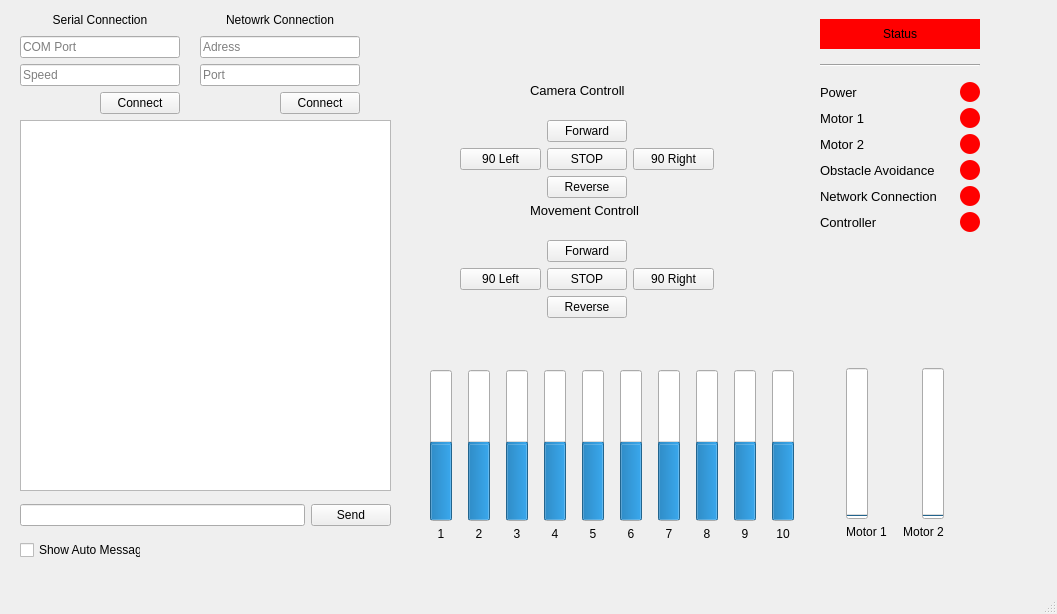
Old version of the form mainwindow.ui in the repository HelpfulRobotics/QT-ControllerApplication.
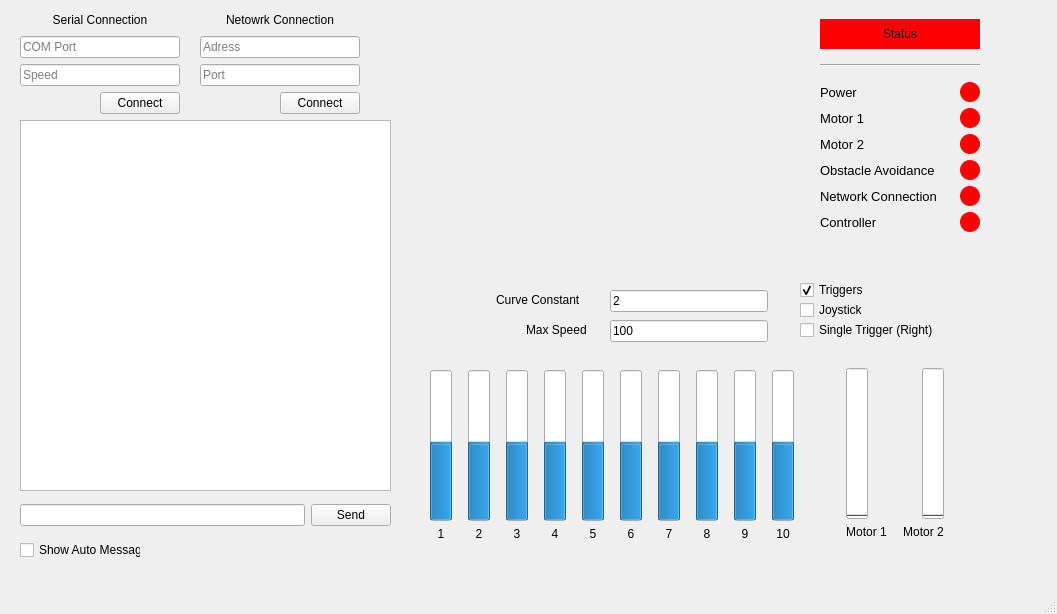
New version of the form.

```diff
--- a/mainwindow.ui
+++ b/mainwindow.ui
@@ -451,136 +451,6 @@
      </item>
     </layout>
    </widget>
-   <widget class="QWidget" name="gridLayoutWidget">
-    <property name="geometry">
-     <rect>
-      <x>460</x>
-      <y>240</y>
-      <width>254</width>
-      <height>80</height>
-     </rect>
-    </property>
-    <layout class="QGridLayout" name="gridLayout_3">
-     <item row="1" column="1">
-      <widget class="QPushButton" name="Button_Move_Reverse_2">
-       <property name="text">
-        <string>STOP</string>
-       </property>
-      </widget>
-     </item>
-     <item row="1" column="2">
-      <widget class="QPushButton" name="Button_Move_Right">
-       <property name="text">
-        <string>90 Right</string>
-       </property>
-      </widget>
-     </item>
-     <item row="2" column="1">
-      <widget class="QPushButton" name="Button_Move_Reverse">
-       <property name="text">
-        <string>Reverse</string>
-       </property>
-      </widget>
-     </item>
-     <item row="0" column="1">
-      <widget class="QPushButton" name="Button_Move_Forward">
-       <property name="text">
-        <string>Forward</string>
-       </property>
-      </widget>
-     </item>
-     <item row="1" column="0">
-      <widget class="QPushButton" name="Button_Move_Right_2">
-       <property name="text">
-        <string>90 Left</string>
-       </property>
-      </widget>
-     </item>
-    </layout>
-   </widget>
-   <widget class="QLabel" name="statusLight_Network_2">
-    <property name="geometry">
-     <rect>
-      <x>530</x>
-      <y>200</y>
-      <width>130</width>
-      <height>20</height>
-     </rect>
-    </property>
-    <property name="font">
-     <font>
-      <pointsize>10</pointsize>
-     </font>
-    </property>
-    <property name="text">
-     <string>Movement Controll</string>
-    </property>
-   </widget>
-   <widget class="QWidget" name="gridLayoutWidget_2">
-    <property name="geometry">
-     <rect>
-      <x>460</x>
-      <y>120</y>
-      <width>254</width>
-      <height>80</height>
-     </rect>
-    </property>
-    <layout class="QGridLayout" name="gridLayout_6">
-     <item row="1" column="1">
-      <widget class="QPushButton" name="Button_Move_Reverse_5">
-       <property name="text">
-        <string>STOP</string>
-       </property>
-      </widget>
-     </item>
-     <item row="1" column="2">
-      <widget class="QPushButton" name="Button_Move_Right_5">
-       <property name="text">
-        <string>90 Right</string>
-       </property>
-      </widget>
-     </item>
-     <item row="2" column="1">
-      <widget class="QPushButton" name="Button_Move_Reverse_6">
-       <property name="text">
-        <string>Reverse</string>
-       </property>
-      </widget>
-     </item>
-     <item row="0" column="1">
-      <widget class="QPushButton" name="Button_Move_Forward_3">
-       <property name="text">
-        <string>Forward</string>
-       </property>
-      </widget>
-     </item>
-     <item row="1" column="0">
-      <widget class="QPushButton" name="Button_Move_Right_6">
-       <property name="text">
-        <string>90 Left</string>
-       </property>
-      </widget>
-     </item>
-    </layout>
-   </widget>
-   <widget class="QLabel" name="statusLight_Network_3">
-    <property name="geometry">
-     <rect>
-      <x>530</x>
-      <y>80</y>
-      <width>130</width>
-      <height>20</height>
-     </rect>
-    </property>
-    <property name="font">
-     <font>
-      <pointsize>10</pointsize>
-     </font>
-    </property>
-    <property name="text">
-     <string>Camera Controll</string>
-    </property>
-   </widget>
    <widget class="QCheckBox" name="checkBox_AutoMessageShow">
     <property name="geometry">
      <rect>
@@ -978,6 +848,140 @@
      </item>
     </layout>
    </widget>
+   <widget class="QLineEdit" name="maxSpeedInput">
+    <property name="geometry">
+     <rect>
+      <x>610</x>
+      <y>320</y>
+      <width>158</width>
+      <height>22</height>
+     </rect>
+    </property>
+    <property name="acceptDrops">
+     <bool>false</bool>
+    </property>
+    <property name="text">
+     <string>100</string>
+    </property>
+    <property name="readOnly">
+     <bool>false</bool>
+    </property>
+    <property name="placeholderText">
+     <string>Adress</string>
+    </property>
+   </widget>
+   <widget class="QCheckBox" name="xCotrollerCheck">
+    <property name="geometry">
+     <rect>
+      <x>800</x>
+      <y>280</y>
+      <width>141</width>
+      <height>20</height>
+     </rect>
+    </property>
+    <property name="text">
+     <string>Triggers</string>
+    </property>
+    <property name="checked">
+     <bool>true</bool>
+    </property>
+   </widget>
+   <widget class="QCheckBox" name="xCotrollerCheck_Joystick">
+    <property name="geometry">
+     <rect>
+      <x>800</x>
+      <y>300</y>
+      <width>141</width>
+      <height>20</height>
+     </rect>
+    </property>
+    <property name="text">
+     <string>Joystick</string>
+    </property>
+    <property name="checkable">
+     <bool>false</bool>
+    </property>
+    <property name="checked">
+     <bool>false</bool>
+    </property>
+   </widget>
+   <widget class="QCheckBox" name="xCotrollerCheck_SingleTrigger">
+    <property name="geometry">
+     <rect>
+      <x>800</x>
+      <y>320</y>
+      <width>141</width>
+      <height>20</height>
+     </rect>
+    </property>
+    <property name="text">
+     <string>Single Trigger (Right)</string>
+    </property>
+    <property name="checked">
+     <bool>false</bool>
+    </property>
+   </widget>
+   <widget class="QLabel" name="label_16">
+    <property name="geometry">
+     <rect>
+      <x>526</x>
+      <y>320</y>
+      <width>71</width>
+      <height>20</height>
+     </rect>
+    </property>
+    <property name="text">
+     <string>Max Speed</string>
+    </property>
+   </widget>
+   <widget class="QLabel" name="label_19">
+    <property name="geometry">
+     <rect>
+      <x>496</x>
+      <y>290</y>
+      <width>101</width>
+      <height>20</height>
+     </rect>
+    </property>
+    <property name="text">
+     <string>Curve Constant</string>
+    </property>
+   </widget>
+   <widget class="QLineEdit" name="curveConstant">
+    <property name="geometry">
+     <rect>
+      <x>610</x>
+      <y>290</y>
+      <width>158</width>
+      <height>22</height>
+     </rect>
+    </property>
+    <property name="acceptDrops">
+     <bool>false</bool>
+    </property>
+    <property name="text">
+     <string>2</string>
+    </property>
+    <property name="readOnly">
+     <bool>false</bool>
+    </property>
+    <property name="placeholderText">
+     <string>Adress</string>
+    </property>
+   </widget>
+   <widget class="QLabel" name="logoLabel">
+    <property name="geometry">
+     <rect>
+      <x>520</x>
+      <y>20</y>
+      <width>211</width>
+      <height>251</height>
+     </rect>
+    </property>
+    <property name="text">
+     <string/>
+    </property>
+   </widget>
   </widget>
   <widget class="QMenuBar" name="menubar">
    <property name="geometry">
```
Left out of the diff: 2 changed lines with no effect on the pictures.
